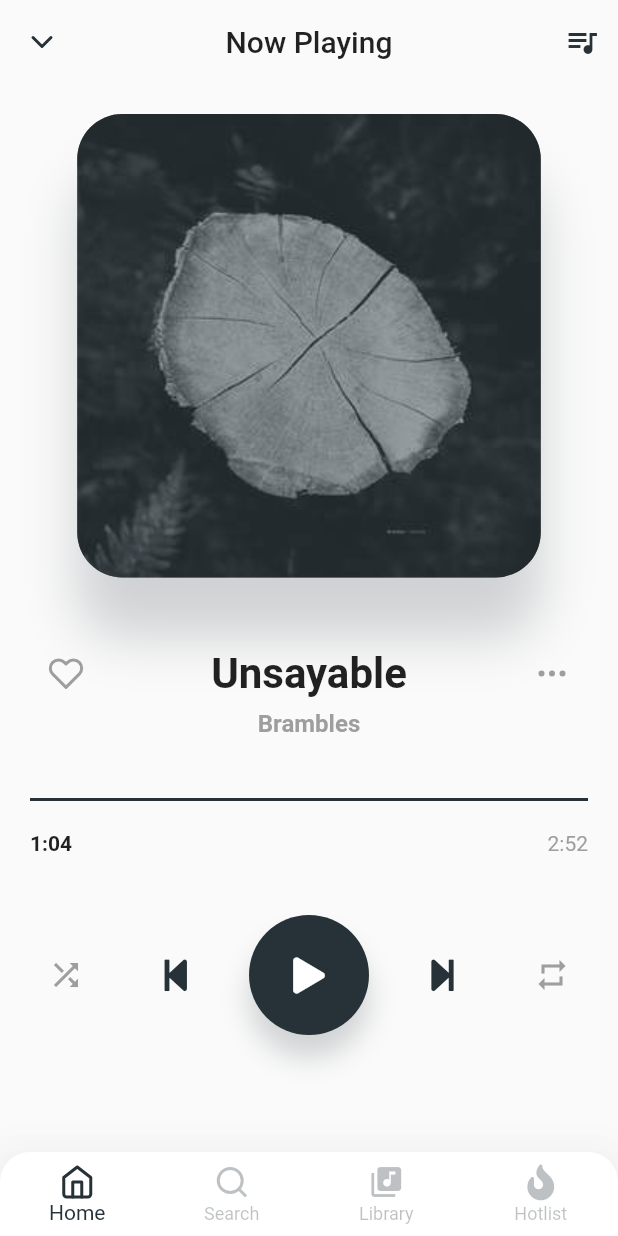
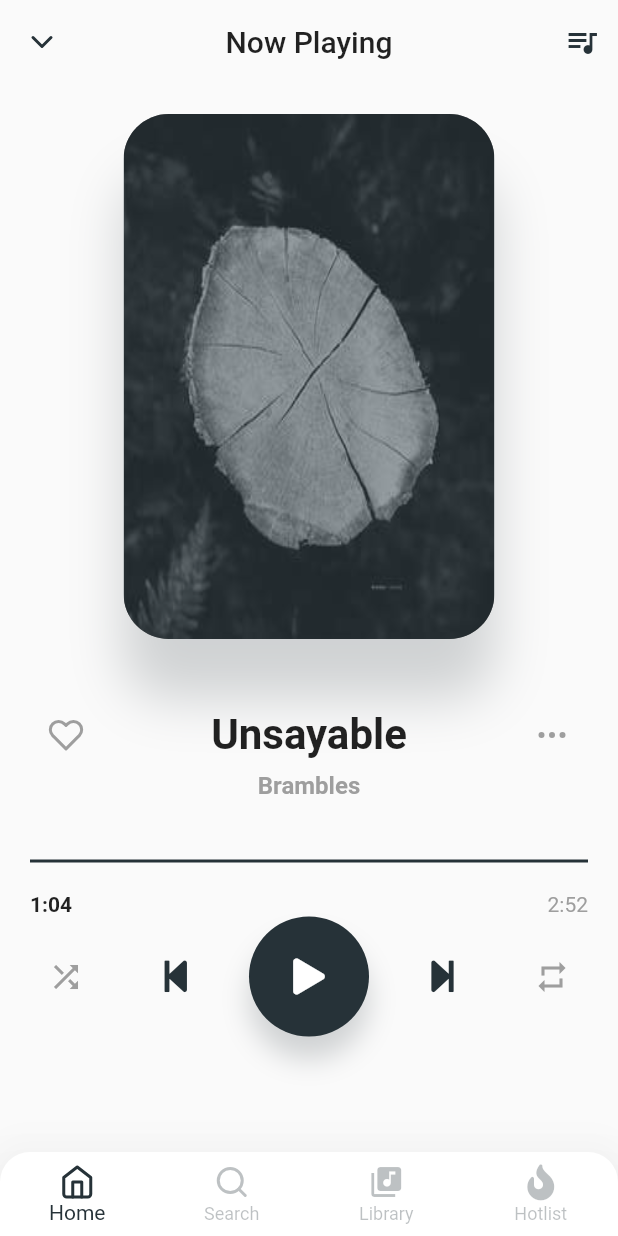
Before and after one commit to michaelmartins09/ui_player_flutter, a Flutter app: the HomePage screen opened directly, on a phone screen of 412 x 824 dp. Run offline on Flutter 3.47's test engine with Material 2 defaults, Android fonts, the phone set to English and light mode, and no system bars; our stand-ins replace flutter_feather_icons, font_awesome_flutter.

Commit message:
changed: expanded responsive layouts

```diff
--- a/lib/app/pages/home/home_page.dart
+++ b/lib/app/pages/home/home_page.dart
@@ -28,9 +28,10 @@ class _HomePageState extends State<HomePage> {
         child: Center(
           child: Column(
             children: <Widget>[
-              Container(
-                height: size.width * 0.75,
-                width: size.width * 0.75,
+              Expanded(
+                flex: 2,
+                child: Container(
+                  width: size.width * 0.60,
                   decoration: BoxDecoration(
                     borderRadius: BorderRadius.circular(30),
                     boxShadow: [
@@ -61,6 +62,7 @@ class _HomePageState extends State<HomePage> {
                       ),
                     ],
                   )
+                ),
               ),
               SizedBox(height: 40),
               Column(
@@ -103,7 +105,6 @@ class _HomePageState extends State<HomePage> {
                         )),
                       ]
                     ),
-                    SizedBox(height: 40),
                     Row(
                       mainAxisAlignment: MainAxisAlignment.spaceBetween,
                       children: <Widget>[
--- a/lib/app/pages/library/library_page.dart
+++ b/lib/app/pages/library/library_page.dart
@@ -142,6 +142,7 @@ class _LibraryPageState extends State<LibraryPage> {
             ),
             SizedBox(height: 20),
             Expanded(
+              child: SingleChildScrollView(
                 child: Column(
                   crossAxisAlignment: CrossAxisAlignment.stretch,
                   children: listMusic.map((item) => Container(
@@ -186,6 +187,7 @@ class _LibraryPageState extends State<LibraryPage> {
                   )).toList(),
                 ),
               ),
+            ),
           ],
         ),
       ),
--- a/lib/app/pages/root/app.dart
+++ b/lib/app/pages/root/app.dart
@@ -2,6 +2,7 @@ import 'package:flutter/material.dart';
 import 'package:flutter/services.dart';
 import 'package:ui_player_flutter/app/pages/library/library_page.dart';
 
+import '../home/home_page.dart';
 import '../home/home_page.dart';
 
 class App extends StatelessWidget {
@@ -29,7 +30,7 @@ class App extends StatelessWidget {
           )
         )
       ),
-      home: LibraryPage(),
+      home: HomePage(),
     );
   }
 }
```
Also changed, not shown: pubspec.lock. Lines whose indentation alone changed are shown as unchanged.
